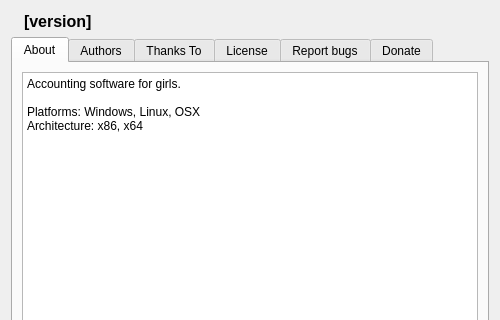
The window that Forms/About.ui (skynowa/QtLib) describes before a commit, drawn with Qt 5; both pictures show x 0 to 500 and y 0 to 320 of the 500 by 500 pixel window.
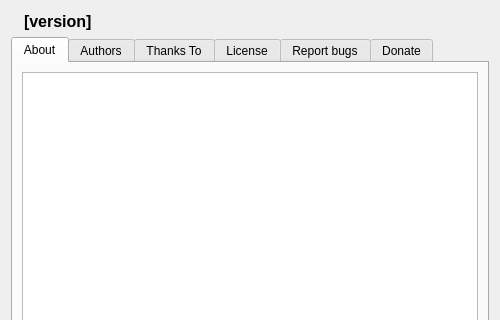
The same window after the commit. Icons and pictures are not drawn.

Commit message: Forms: About - update

Diff of the .ui file:
```diff
--- a/Forms/About.ui
+++ b/Forms/About.ui
@@ -81,10 +81,7 @@
           <bool>true</bool>
          </property>
          <property name="plainText">
-          <string>Accounting software for girls.
-
-Platforms: Windows, Linux, OSX
-Architecture: x86, x64
+          <string>
 </string>
          </property>
         </widget>
```
Left out of the diff: 8 changed lines with no effect on the pictures. The commit also changes 1 other file.
